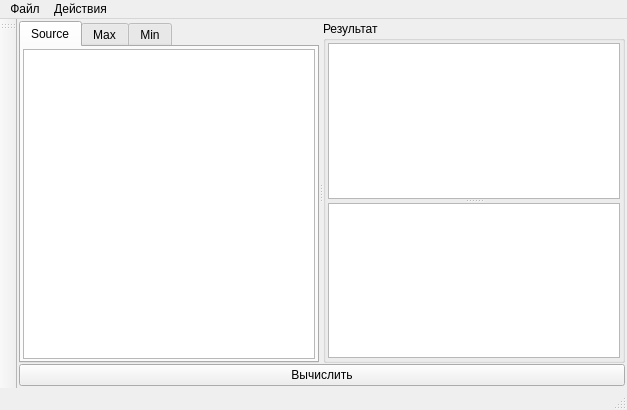
zingibertram/thesis-dissertation, file D_Packing_GUI/mainwindow.ui: the form before one commit.
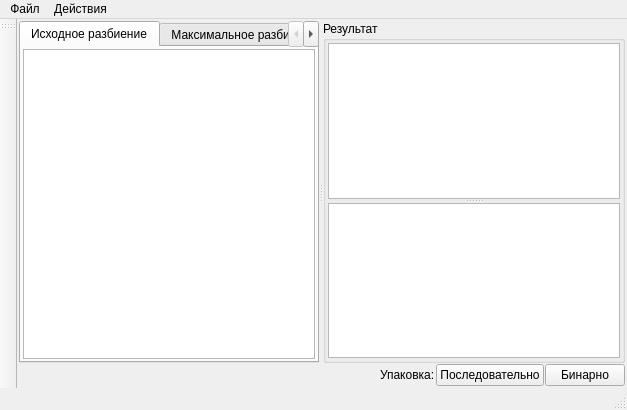
The form after the commit. Custom widgets are drawn as their Qt base class.

```diff
--- a/D_Packing_GUI/mainwindow.ui
+++ b/D_Packing_GUI/mainwindow.ui
@@ -29,7 +29,7 @@
       <widget class="QTabWidget" name="tabWidget_Source">
        <widget class="QWidget" name="page_Source">
         <attribute name="title">
-         <string>Source</string>
+         <string>Исходное разбиение</string>
         </attribute>
         <layout class="QHBoxLayout" name="horizontalLayout">
          <property name="spacing">
@@ -45,7 +45,7 @@
        </widget>
        <widget class="QWidget" name="page_Max">
         <attribute name="title">
-         <string>Max</string>
+         <string>Максимальное разбиение</string>
         </attribute>
         <layout class="QHBoxLayout" name="horizontalLayout_2">
          <property name="spacing">
@@ -61,7 +61,7 @@
        </widget>
        <widget class="QWidget" name="page_Min">
         <attribute name="title">
-         <string>Min</string>
+         <string>Минимальное разбиение</string>
         </attribute>
         <layout class="QHBoxLayout" name="horizontalLayout_3">
          <property name="spacing">
@@ -101,11 +101,42 @@
      </widget>
     </item>
     <item>
-     <widget class="QPushButton" name="pushButton_Calculate">
-      <property name="text">
-       <string>Вычислить</string>
-      </property>
-     </widget>
+     <layout class="QHBoxLayout" name="horizontalLayout_4">
+      <item>
+       <spacer name="horizontalSpacer">
+        <property name="orientation">
+         <enum>Qt::Horizontal</enum>
+        </property>
+        <property name="sizeHint" stdset="0">
+         <size>
+          <width>40</width>
+          <height>20</height>
+         </size>
+        </property>
+       </spacer>
+      </item>
+      <item>
+       <widget class="QLabel" name="label_Calc">
+        <property name="text">
+         <string>Упаковка:</string>
+        </property>
+       </widget>
+      </item>
+      <item>
+       <widget class="QPushButton" name="pushButton_CalcSeq">
+        <property name="text">
+         <string>Последовательно</string>
+        </property>
+       </widget>
+      </item>
+      <item>
+       <widget class="QPushButton" name="pushButton_CalcBin">
+        <property name="text">
+         <string>Бинарно</string>
+        </property>
+       </widget>
+      </item>
+     </layout>
     </item>
    </layout>
   </widget>
```
Left out of the diff: 29 changed lines with no effect on the pictures.
